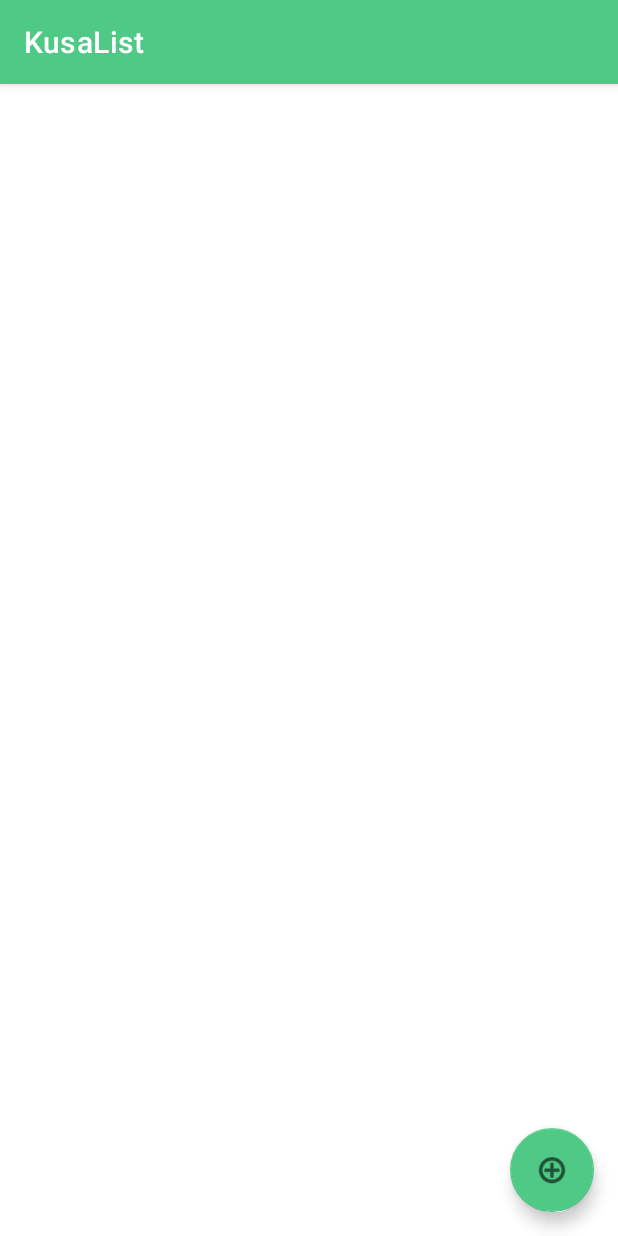
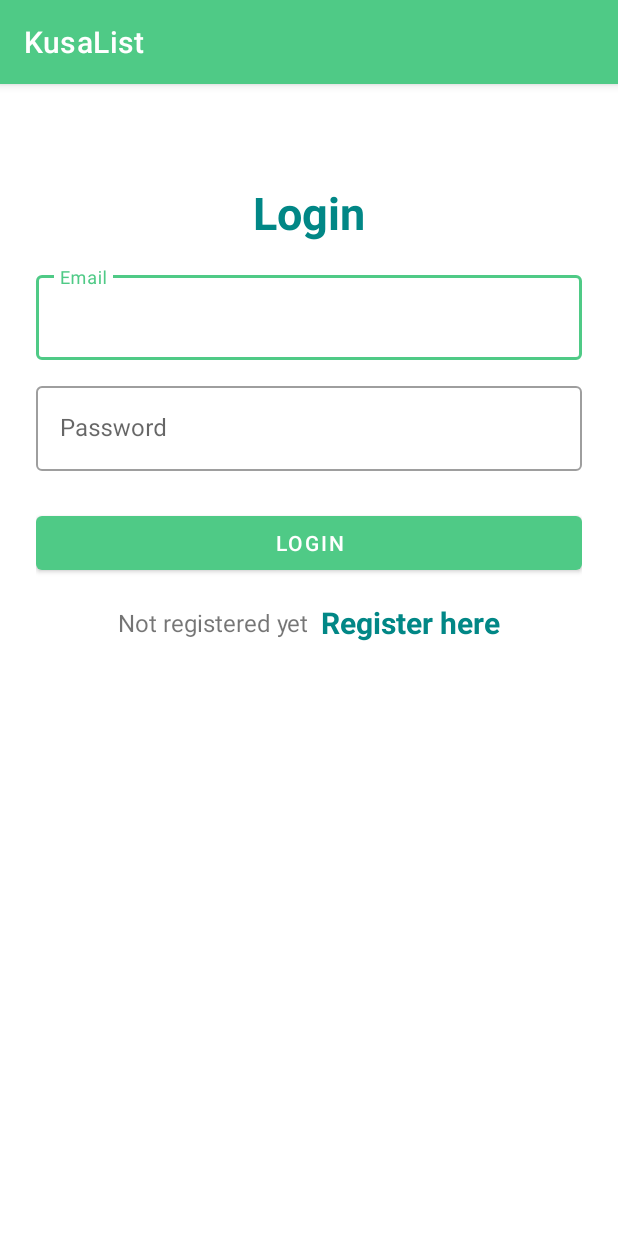
Before and after one commit to rafi365/Proj_kel_F_mobile, an Android app: the screen it shows after launch (MainActivity before the commit, LoginActivity after it), on a phone screen of 412 x 824 dp. Run offline under Robolectric (Android 15) with nearby library versions, the phone set to English and light mode, and no system bars; our stand-ins replace Firebase (no records; nobody signed in at launch, a user with empty details on screens opened directly).

Commit message:
implemented auth email pass

```diff
--- a/KusaList/app/build.gradle
+++ b/KusaList/app/build.gradle
@@ -34,6 +34,7 @@ dependencies {
     implementation 'com.google.android.material:material:1.4.0'
     implementation 'androidx.constraintlayout:constraintlayout:2.1.2'
     implementation 'com.google.firebase:firebase-database:20.0.2'
+    implementation 'com.google.firebase:firebase-auth:21.0.1'
     testImplementation 'junit:junit:'
     androidTestImplementation 'androidx.test.ext:junit:1.1.3'
     androidTestImplementation 'androidx.test.espresso:espresso-core:3.4.0'
--- /dev/null
+++ b/KusaList/app/src/main/java/umn/ac/id/kusalist/LoginActivity.java
@@ -0,0 +1,73 @@
+package umn.ac.id.kusalist;
+
+import androidx.annotation.NonNull;
+import androidx.appcompat.app.AppCompatActivity;
+
+import android.content.Intent;
+import android.os.Bundle;
+import android.text.TextUtils;
+import android.widget.Button;
+import android.widget.TextView;
+import android.widget.Toast;
+
+import com.google.android.gms.tasks.OnCompleteListener;
+import com.google.android.gms.tasks.Task;
+import com.google.android.material.textfield.TextInputEditText;
+import com.google.firebase.auth.AuthResult;
+import com.google.firebase.auth.FirebaseAuth;
+
+public class LoginActivity extends AppCompatActivity {
+
+    TextInputEditText etLoginEmail;
+    TextInputEditText etLoginPassword;
+    TextView tvRegisterHere;
+    Button btnLogin;
+
+    FirebaseAuth mAuth;
+
+    @Override
+    protected void onCreate(Bundle savedInstanceState) {
+        super.onCreate(savedInstanceState);
+        setContentView(R.layout.activity_login);
+
+        etLoginEmail = findViewById(R.id.etLoginEmail);
+        etLoginPassword = findViewById(R.id.etLoginPass);
+        tvRegisterHere = findViewById(R.id.tvRegisterHere);
+        btnLogin = findViewById(R.id.btnLogin);
+
+        mAuth = FirebaseAuth.getInstance();
+
+        btnLogin.setOnClickListener(view -> {
+            loginUser();
+        });
+        tvRegisterHere.setOnClickListener(view ->{
+            startActivity(new Intent(LoginActivity.this, RegisterActivity.class));
+        });
+    }
+
+    private void loginUser(){
+        String email = etLoginEmail.getText().toString();
+        String password = etLoginPassword.getText().toString();
+
+        if (TextUtils.isEmpty(email)){
+            etLoginEmail.setError("Email cannot be empty");
+            etLoginEmail.requestFocus();
+        }else if (TextUtils.isEmpty(password)){
+            etLoginPassword.setError("Password cannot be empty");
+            etLoginPassword.requestFocus();
+        }else{
+            mAuth.signInWithEmailAndPassword(email,password).addOnCompleteListener(new OnCompleteListener<AuthResult>() {
+                @Override
+                public void onComplete(@NonNull Task<AuthResult> task) {
+                    if (task.isSuccessful()){
+                        Toast.makeText(LoginActivity.this, "User logged in successfully", Toast.LENGTH_SHORT).show();
+                        startActivity(new Intent(LoginActivity.this, MainActivity.class));
+                    }else{
+                        Toast.makeText(LoginActivity.this, "Log in Error: " + task.getException().getMessage(), Toast.LENGTH_SHORT).show();
+                    }
+                }
+            });
+        }
+    }
+
+}
--- a/KusaList/app/src/main/java/umn/ac/id/kusalist/MainActivity.java
+++ b/KusaList/app/src/main/java/umn/ac/id/kusalist/MainActivity.java
@@ -2,8 +2,12 @@ package umn.ac.id.kusalist;
 
 import android.app.AlertDialog;
 import android.content.Context;
+import android.content.Intent;
 import android.os.Bundle;
 import android.view.LayoutInflater;
+import android.view.Menu;
+import android.view.MenuInflater;
+import android.view.MenuItem;
 import android.view.View;
 import android.widget.EditText;
 import android.widget.Toast;
@@ -13,6 +17,8 @@ import androidx.recyclerview.widget.LinearLayoutManager;
 import androidx.recyclerview.widget.RecyclerView;
 
 import com.google.android.material.floatingactionbutton.FloatingActionButton;
+import com.google.firebase.auth.FirebaseAuth;
+import com.google.firebase.auth.FirebaseUser;
 import com.google.firebase.database.DataSnapshot;
 import com.google.firebase.database.DatabaseError;
 import com.google.firebase.database.DatabaseReference;
@@ -24,8 +30,8 @@ import java.util.LinkedList;
 
 public class MainActivity extends AppCompatActivity {
     FirebaseDatabase database = FirebaseDatabase.getInstance();
-    DatabaseReference notesRef = database.getReference("notes");
-
+    DatabaseReference notesRef;
+    FirebaseAuth mAuth;
     RecyclerView iniRv;
     NoteAdapter noteAdapter;
     ArrayList<Note> notes = new ArrayList<>();
@@ -34,6 +40,15 @@ public class MainActivity extends AppCompatActivity {
     @Override
     protected void onCreate(Bundle savedInstanceState) {
         super.onCreate(savedInstanceState);
+        mAuth = FirebaseAuth.getInstance();
+        FirebaseUser user = mAuth.getCurrentUser();
+        if (user == null){
+            startActivity(new Intent(MainActivity.this, LoginActivity.class));
+        }
+        else
+        {
+            notesRef = database.getReference("users/"+user.getUid()+"/notes");
+
             setContentView(R.layout.activity_main);
             getSupportActionBar().setTitle("KusaList");
 
@@ -91,4 +106,35 @@ public class MainActivity extends AppCompatActivity {
                 }
             });
         }
+
     }
+
+    @Override
+    protected void onResume() {
+        super.onResume();
+        FirebaseUser user = mAuth.getCurrentUser();
+        if (user == null){
+            startActivity(new Intent(MainActivity.this, LoginActivity.class));
+        }
+    }
+
+    @Override
+    public boolean onCreateOptionsMenu(Menu menu) {
+        MenuInflater inflater = getMenuInflater();
+        inflater.inflate(R.menu.mainmenu, menu);
+        return true;
+    }
+    @Override
+    public boolean onOptionsItemSelected(MenuItem item) {
+        // Handle item selection
+        switch (item.getItemId()) {
+            case R.id.logout:
+                mAuth.signOut();
+                startActivity(new Intent(MainActivity.this, LoginActivity.class));
+                return true;
+            default:
+                return super.onOptionsItemSelected(item);
+        }
+    }
+
+}
--- a/KusaList/app/src/main/java/umn/ac/id/kusalist/NoteAdapter.java
+++ b/KusaList/app/src/main/java/umn/ac/id/kusalist/NoteAdapter.java
@@ -12,13 +12,18 @@ import android.widget.Toast;
 
 import androidx.annotation.NonNull;
 import androidx.recyclerview.widget.RecyclerView;
+
+import com.google.firebase.auth.FirebaseAuth;
+import com.google.firebase.auth.FirebaseUser;
 import com.google.firebase.database.DatabaseReference;
 import com.google.firebase.database.FirebaseDatabase;
 import java.util.ArrayList;
 
 public class NoteAdapter extends RecyclerView.Adapter<NoteAdapter.IniViewHolder> {
     FirebaseDatabase database = FirebaseDatabase.getInstance();
-    DatabaseReference notesRef = database.getReference("notes");
+    FirebaseAuth mAuth = FirebaseAuth.getInstance();
+    FirebaseUser user = mAuth.getCurrentUser();
+    DatabaseReference notesRef = database.getReference("users/"+user.getUid()+"/notes");
     private LayoutInflater inflater;
     private ArrayList<Note> daftarNama;
     private Context mContext;
--- /dev/null
+++ b/KusaList/app/src/main/res/layout/activity_login.xml
@@ -0,0 +1,92 @@
+<?xml version="1.0" encoding="utf-8"?>
+<LinearLayout xmlns:android="http://schemas.android.com/apk/res/android"
+    xmlns:app="http://schemas.android.com/apk/res-auto"
+    xmlns:tools="http://schemas.android.com/tools"
+    android:layout_width="match_parent"
+    android:layout_height="match_parent"
+    android:orientation="vertical"
+    android:padding="24dp"
+    tools:context=".LoginActivity">
+
+
+    <LinearLayout
+        android:layout_width="match_parent"
+        android:layout_height="match_parent"
+        android:orientation="vertical"
+        android:layout_gravity="center"
+        android:layout_marginTop="25dp">
+
+        <TextView
+            android:layout_width="match_parent"
+            android:layout_height="wrap_content"
+            android:text="Login"
+            android:textSize="30sp"
+            android:textStyle="bold"
+            android:textColor="@color/teal_700"
+            android:gravity="center_horizontal"
+            android:layout_marginVertical="16dp"/>
+
+
+        <com.google.android.material.textfield.TextInputLayout
+            android:layout_width="match_parent"
+            style="@style/Widget.MaterialComponents.TextInputLayout.OutlinedBox"
+            android:layout_height="wrap_content">
+
+            <com.google.android.material.textfield.TextInputEditText
+                android:id="@+id/etLoginEmail"
+                android:layout_width="match_parent"
+                android:layout_height="wrap_content"
+                android:hint="Email"
+                android:inputType="textEmailAddress"/>
+        </com.google.android.material.textfield.TextInputLayout>
+
+
+        <com.google.android.material.textfield.TextInputLayout
+            android:layout_width="match_parent"
+            style="@style/Widget.MaterialComponents.TextInputLayout.OutlinedBox"
+            android:layout_height="wrap_content"
+            android:layout_marginTop="12dp">
+
+            <com.google.android.material.textfield.TextInputEditText
+                android:id="@+id/etLoginPass"
+                android:layout_width="match_parent"
+                android:layout_height="wrap_content"
+                android:hint="Password"
+                android:inputType="textPassword"/>
+        </com.google.android.material.textfield.TextInputLayout>
+
+        <com.google.android.material.button.MaterialButton
+            android:id="@+id/btnLogin"
+            android:layout_width="match_parent"
+            android:layout_height="wrap_content"
+            android:layout_marginTop="24dp"
+            android:text="Login"/>
+
+        <LinearLayout
+            android:layout_width="match_parent"
+            android:layout_height="wrap_content"
+            android:layout_marginTop="15dp"
+            android:gravity="center"
+            android:orientation="horizontal">
+
+            <TextView
+                android:layout_width="wrap_content"
+                android:layout_height="wrap_content"
+                android:text="Not registered yet"
+                android:textSize="16sp"/>
+
+            <TextView
+                android:id="@+id/tvRegisterHere"
+                android:layout_width="wrap_content"
+                android:layout_height="wrap_content"
+                android:layout_marginLeft="8dp"
+                android:text="Register here"
+                android:textColor="@color/teal_700"
+                android:textStyle="bold"
+                android:textSize="20sp"/>
+
+        </LinearLayout>
+
+    </LinearLayout>
+
+</LinearLayout>
--- /dev/null
+++ b/KusaList/app/src/main/res/menu/mainmenu.xml
@@ -0,0 +1,5 @@
+<?xml version="1.0" encoding="utf-8"?>
+<menu xmlns:android="http://schemas.android.com/apk/res/android">
+    <item android:id="@+id/logout"
+        android:title="Logout" />
+</menu>
```
Also changed, not shown: KusaList/app/src/main/AndroidManifest.xml (+7 -1 lines), KusaList/app/src/main/java/umn/ac/id/kusalist/NoteViewer.java (+6 -1 lines), KusaList/app/src/main/java/umn/ac/id/kusalist/RegisterActivity.java (added, +74 -0 lines), KusaList/app/src/main/res/layout/activity_register.xml (added, +91 -0 lines). Lines whose indentation alone changed are shown as unchanged.
